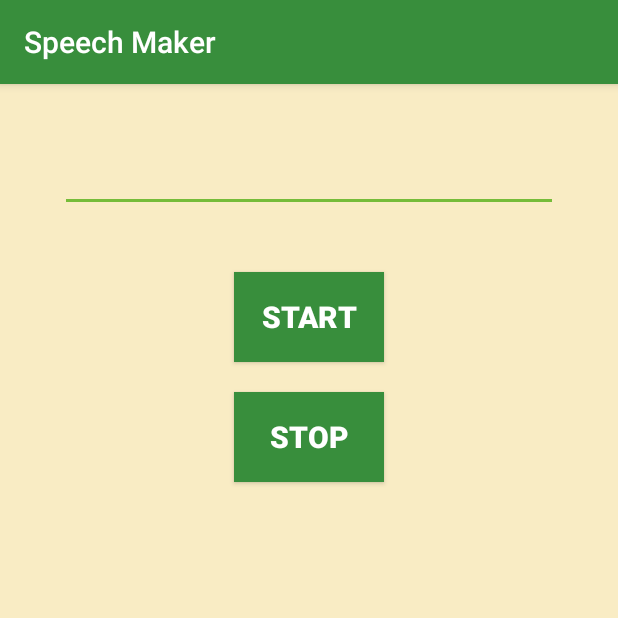
After one commit to sonuhalder24/Speech-Maker, an Android app: the TypeActivity screen opened directly, with no data from a screen before it, on a phone screen of 412 x 824 dp, the top half of it. The commit adds this screen. Run offline under Robolectric (Android 15) with nearby library versions, the phone set to English and light mode, and no system bars.

Commit message:
Type Activity added

```diff
--- a/app/src/main/AndroidManifest.xml
+++ b/app/src/main/AndroidManifest.xml
@@ -9,14 +9,16 @@
         android:roundIcon="@mipmap/ic_launcher_round"
         android:supportsRtl="true"
         android:theme="@style/AppTheme">
-        <activity android:name=".ViewActivity"></activity>
-        <activity android:name=".MainActivity">
+        <activity android:name=".TypeActivity"/>
+        <activity android:name=".SelectActivity" >
             <intent-filter>
                 <action android:name="android.intent.action.MAIN" />
 
                 <category android:name="android.intent.category.LAUNCHER" />
             </intent-filter>
         </activity>
+        <activity android:name=".ViewActivity" />
+        <activity android:name=".MainActivity"/>
     </application>
 
 </manifest>
--- /dev/null
+++ b/app/src/main/java/com/example/atry/TypeActivity.java
@@ -0,0 +1,64 @@
+package com.example.atry;
+
+import androidx.appcompat.app.AppCompatActivity;
+
+import android.os.Build;
+import android.os.Bundle;
+import android.speech.tts.TextToSpeech;
+import android.view.View;
+import android.widget.Button;
+import android.widget.EditText;
+import android.widget.Toast;
+
+import java.util.Locale;
+
+public class TypeActivity extends AppCompatActivity {
+    EditText editText;
+    Button buttonStart,buttonStop;
+    TextToSpeech textToSpeech;
+    @Override
+    protected void onCreate(Bundle savedInstanceState) {
+        super.onCreate(savedInstanceState);
+        setContentView(R.layout.activity_type);
+
+        editText=findViewById(R.id.editText);
+        buttonStart=findViewById(R.id.btnStart);
+        buttonStop=findViewById(R.id.btnStop);
+
+        textToSpeech=new TextToSpeech(getApplicationContext(), new TextToSpeech.OnInitListener() {
+            @Override
+            public void onInit(int status) {
+                if(status==TextToSpeech.SUCCESS){
+                    int lang=textToSpeech.setLanguage(Locale.ENGLISH);
+                }
+            }
+        });
+        buttonStart.setOnClickListener(new View.OnClickListener() {
+            @Override
+            public void onClick(View v) {
+                if (Build.VERSION.SDK_INT >= Build.VERSION_CODES.JELLY_BEAN_MR2) {
+                    if(editText.getText().toString().trim().length()<=textToSpeech.getMaxSpeechInputLength()) {
+                        int speech = textToSpeech.speak(editText.getText().toString(), TextToSpeech.QUEUE_FLUSH, null);
+                    }
+                    else{
+                        Toast.makeText(TypeActivity.this, "Its too much long", Toast.LENGTH_SHORT).show();
+                    }
+                }
+            }
+        });
+        buttonStop.setOnClickListener(new View.OnClickListener() {
+            @Override
+            public void onClick(View v) {
+                editText.setText("");
+                int speech=textToSpeech.speak(editText.getText().toString(),TextToSpeech.QUEUE_FLUSH,null);
+            }
+        });
+    }
+    @Override
+    protected void onDestroy() {
+
+        textToSpeech.stop();
+        textToSpeech.shutdown();
+        super.onDestroy();
+    }
+}
--- a/app/src/main/res/drawable/btn_back.xml
+++ b/app/src/main/res/drawable/btn_back.xml
@@ -1,7 +1,7 @@
 <?xml version="1.0" encoding="utf-8"?>
 <shape xmlns:android="http://schemas.android.com/apk/res/android">
     <solid
-        android:color="#388E3C"/>
+        android:color="@color/colorPrimary"/>
     <corners android:radius="8dp"/>
 
 </shape>
--- a/app/src/main/res/layout/activity_main.xml
+++ b/app/src/main/res/layout/activity_main.xml
@@ -5,13 +5,14 @@
     xmlns:tools="http://schemas.android.com/tools"
     android:layout_width="match_parent"
     android:layout_height="match_parent"
-    android:background="#f9ecc4"
+    android:background="@color/colorBackground"
     android:orientation="vertical"
     tools:context=".MainActivity">
     <Spinner
         android:layout_above="@+id/upload"
         android:id="@+id/spinner"
         android:gravity="center"
+        android:backgroundTint="@color/colorBackground"
         android:layout_marginHorizontal="40dp"
         android:layout_marginBottom="60dp"
         android:layout_width="match_parent"
@@ -80,7 +81,7 @@
         android:textSize="20dp"
         android:textStyle="bold"
         android:padding="15dp"
-        android:background="#388E3C"
+        android:background="@color/colorPrimary"
         android:layout_width="match_parent"
         android:layout_height="wrap_content"/>
 
--- /dev/null
+++ b/app/src/main/res/layout/activity_type.xml
@@ -0,0 +1,49 @@
+<?xml version="1.0" encoding="utf-8"?>
+<LinearLayout xmlns:android="http://schemas.android.com/apk/res/android"
+    xmlns:app="http://schemas.android.com/apk/res-auto"
+    xmlns:tools="http://schemas.android.com/tools"
+    android:layout_width="match_parent"
+    android:layout_height="match_parent"
+    android:background="@color/colorBackground"
+    android:orientation="vertical"
+    tools:context=".TypeActivity">
+    <ScrollView
+        android:layout_width="match_parent"
+        android:layout_height="match_parent">
+        <LinearLayout
+            android:orientation="vertical"
+            android:layout_width="match_parent"
+            android:layout_height="wrap_content">
+            <EditText
+                android:layout_margin="40dp"
+                android:id="@+id/editText"
+                android:layout_width="match_parent"
+                android:layout_height="wrap_content"/>
+            <Button
+                android:id="@+id/btnStart"
+                android:text="Start"
+                android:textStyle="bold"
+                android:background="@color/colorPrimary"
+                android:textColor="@android:color/white"
+                android:layout_gravity="center"
+                android:textSize="20dp"
+                android:layout_width="100dp"
+                android:layout_height="60dp"
+                android:layout_marginBottom="20dp"/>
+            <Button
+                android:id="@+id/btnStop"
+                android:text="Stop"
+                android:textStyle="bold"
+                android:background="@color/colorPrimary"
+                android:textColor="@android:color/white"
+                android:layout_marginBottom="20dp"
+                android:layout_gravity="center"
+                android:textSize="20dp"
+                android:layout_width="100dp"
+                android:layout_height="60dp"/>
+        </LinearLayout>
+    </ScrollView>
+
+
+
+</LinearLayout>
--- a/app/src/main/res/values/colors.xml
+++ b/app/src/main/res/values/colors.xml
@@ -3,4 +3,6 @@
     <color name="colorPrimary">#388E3C</color>
     <color name="colorPrimaryDark">#0F6014</color>
     <color name="colorAccent">#76BC39</color>
+    <color name="colorBackground">#f9ecc4</color>
+
 </resources>
```
Also changed, not shown: app/src/main/java/com/example/atry/SelectActivity.java (added, +31 -0 lines), app/src/main/res/layout/activity_select.xml (added, +59 -0 lines), app/src/main/res/layout/activity_view.xml (+5 -4 lines).
